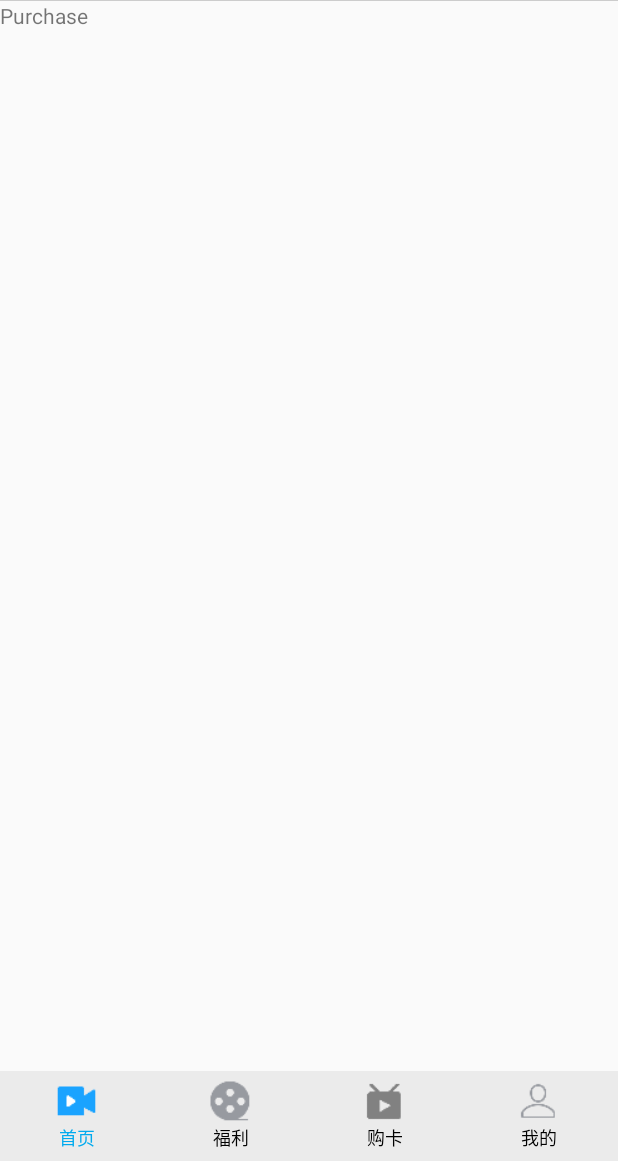
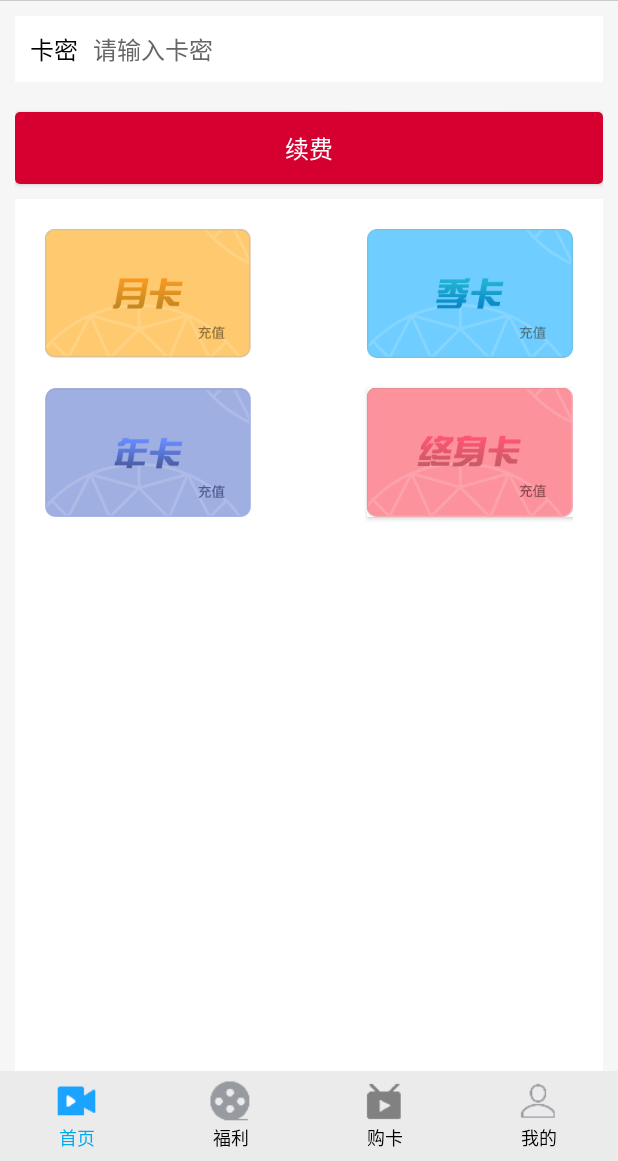
Before and after one commit to Snail17/Pandora, an Android app: the fragment PurchaseFragment placed in its activity, on a phone screen of 412 x 824 dp, the part 75-1236 px from its top. Run offline under Robolectric (Android 15) with nearby library versions, the phone set to English and light mode, and no system bars.

Commit message:
添加购卡界面UI

```diff
--- a/app/src/main/java/com/pandora/core/base/BaseActivity.java
+++ b/app/src/main/java/com/pandora/core/base/BaseActivity.java
@@ -9,6 +9,8 @@ import android.support.annotation.Nullable;
 import android.support.v7.app.AppCompatActivity;
 import android.view.MenuItem;
 import android.widget.Toast;
+
+import com.pandora.R;
 
 /**
  * Created by Administrator on 2018/5/8.
--- /dev/null
+++ b/app/src/main/res/drawable/btn_bg.xml
@@ -0,0 +1,7 @@
+<?xml version="1.0" encoding="utf-8"?>
+<shape xmlns:android="http://schemas.android.com/apk/res/android"
+       android:shape="rectangle">
+    <corners android:radius="5px"/>
+    <solid android:color="@color/loginBgColor"/>
+
+</shape>
--- /dev/null
+++ b/app/src/main/res/drawable/item_card_forever_button_selector.xml
@@ -0,0 +1,5 @@
+<?xml version="1.0" encoding="utf-8"?>
+<selector xmlns:android="http://schemas.android.com/apk/res/android">
+    <item android:drawable="@drawable/card_forever_normal" android:state_pressed="false" />
+    <item android:drawable="@drawable/card_forever_press" android:state_pressed="true" />
+</selector>
--- /dev/null
+++ b/app/src/main/res/drawable/item_card_month_button_selector.xml
@@ -0,0 +1,5 @@
+<?xml version="1.0" encoding="utf-8"?>
+<selector xmlns:android="http://schemas.android.com/apk/res/android">
+    <item android:drawable="@drawable/card_month_normal" android:state_pressed="false" />
+    <item android:drawable="@drawable/card_month_press" android:state_pressed="true" />
+</selector>
--- /dev/null
+++ b/app/src/main/res/drawable/item_card_quarterly_button_selector.xml
@@ -0,0 +1,5 @@
+<?xml version="1.0" encoding="utf-8"?>
+<selector xmlns:android="http://schemas.android.com/apk/res/android">
+    <item android:drawable="@drawable/card_quarterly_normal" android:state_pressed="false" />
+    <item android:drawable="@drawable/card_forever_press" android:state_pressed="true" />
+</selector>
--- /dev/null
+++ b/app/src/main/res/drawable/item_card_year_button_selector.xml
@@ -0,0 +1,5 @@
+<?xml version="1.0" encoding="utf-8"?>
+<selector xmlns:android="http://schemas.android.com/apk/res/android">
+    <item android:drawable="@drawable/card_year_normal" android:state_pressed="false" />
+    <item android:drawable="@drawable/card_year_press" android:state_pressed="true" />
+</selector>
--- a/app/src/main/res/layout/fragment_my.xml
+++ b/app/src/main/res/layout/fragment_my.xml
@@ -70,12 +70,6 @@
         android:drawableRight="@drawable/arrow_right"
         android:text="申请代理" />
 
-    <TextView
-        android:id="@+id/tv_Sideslip"
-        style="@style/FragmentMyItemStyle"
-        android:drawableLeft="@drawable/mine_icon_invite_friend"
-        android:drawableRight="@drawable/arrow_right"
-        android:text="侧滑试试" />
 
     <TextView
         android:id="@+id/tv_our"
--- a/app/src/main/res/layout/fragment_purchase.xml
+++ b/app/src/main/res/layout/fragment_purchase.xml
@@ -1,13 +1,91 @@
-<FrameLayout xmlns:android="http://schemas.android.com/apk/res/android"
+<LinearLayout xmlns:android="http://schemas.android.com/apk/res/android"
     xmlns:tools="http://schemas.android.com/tools"
     android:layout_width="match_parent"
     android:layout_height="match_parent"
+    android:background="@color/white_f6"
+    android:orientation="vertical"
+    android:paddingLeft="@dimen/default_dimen_10"
+    android:paddingRight="@dimen/default_dimen_10"
     tools:context="com.pandora.modular.main.fragment.PurchaseFragment">
 
-    <!-- TODO: Update blank fragment layout -->
-    <TextView
+    <RelativeLayout
+        android:layout_width="match_parent"
+        android:layout_height="wrap_content"
+        android:layout_marginTop="@dimen/default_dimen_10"
+        android:background="@color/white_ff"
+        android:padding="@dimen/default_dimen_10">
+
+        <TextView
+            android:id="@+id/tv_input_card_secret"
+            android:layout_width="wrap_content"
+            android:layout_height="wrap_content"
+            android:layout_centerVertical="true"
+            android:paddingRight="@dimen/default_dimen_10"
+            android:text="卡密"
+            android:textColor="@color/black"
+            android:textSize="@dimen/default_sp_16" />
+
+        <EditText
+            android:id="@+id/et_input_card_secret"
+            android:layout_width="match_parent"
+            android:layout_height="wrap_content"
+            android:layout_toRightOf="@id/tv_input_card_secret"
+            android:background="@null"
+            android:hint="请输入卡密"
+            android:textColor="@color/black"
+            android:textColorHint="@color/gray_66"
+            android:textSize="@dimen/default_sp_16" />
+
+
+    </RelativeLayout>
+
+    <Button
+        android:layout_width="match_parent"
+        android:layout_height="wrap_content"
+        android:layout_marginTop="@dimen/default_dimen_20"
+        android:background="@drawable/btn_bg"
+        android:text="续费"
+        android:textColor="@color/white_ff"
+        android:textSize="@dimen/default_sp_16" />
+
+    <RelativeLayout
         android:layout_width="match_parent"
         android:layout_height="match_parent"
-        android:text="Purchase" />
+        android:layout_marginTop="@dimen/default_dimen_10"
+        android:background="@color/white_ff"
+        android:padding="@dimen/default_dimen_20">
 
-</FrameLayout>
+        <Button
+            android:id="@+id/btn_card_month"
+            android:layout_width="wrap_content"
+            android:layout_height="wrap_content"
+            android:background="@drawable/item_card_month_button_selector" />
+
+        <Button
+            android:id="@+id/btn_card_quarterly"
+            android:layout_width="wrap_content"
+            android:layout_height="wrap_content"
+            android:layout_alignParentRight="true"
+            android:background="@drawable/item_card_quarterly_button_selector" />
+
+        <Button
+            android:id="@+id/btn_card_year"
+            android:layout_width="wrap_content"
+            android:layout_height="wrap_content"
+            android:layout_below="@id/btn_card_month"
+            android:layout_marginTop="@dimen/default_dimen_20"
+            android:background="@drawable/item_card_year_button_selector" />
+
+        <Button
+            android:id="@+id/btn_card_forever"
+            android:layout_width="wrap_content"
+            android:layout_height="wrap_content"
+            android:layout_alignParentRight="true"
+            android:layout_below="@id/btn_card_quarterly"
+            android:layout_marginTop="@dimen/default_dimen_20"
+            android:background="@drawable/item_card_forever_button_selector" />
+
+    </RelativeLayout>
+
+
+</LinearLayout>
--- a/app/src/main/res/values/styles.xml
+++ b/app/src/main/res/values/styles.xml
@@ -3,8 +3,8 @@
     <!-- Base application theme. -->
     <style name="AppTheme" parent="Theme.AppCompat.Light.NoActionBar">
         <!-- Customize your theme here. -->
-        <!--here<item name="colorPrimary">@color/colorPrimary</item>-->
-        <!--<item name="colorPrimaryDark">@color/colorPrimaryDark</item>-->
+        <!--<item name="colorPrimary">@color/colorPrimary</item>-->
+        <item name="colorPrimaryDark">@color/blue_00</item>
         <!--<item name="colorAccent">@color/colorAccent</item>-->
     </style>
 
```
Also changed, not shown: app/src/main/res/drawable-xhdpi/card_forever_normal.jpg (added), app/src/main/res/drawable-xhdpi/card_forever_press.png (added), app/src/main/res/drawable-xhdpi/card_month_normal.png (added), app/src/main/res/drawable-xhdpi/card_month_press.png (added), app/src/main/res/drawable-xhdpi/card_quarterly_normal.png (added), app/src/main/res/drawable-xhdpi/card_quarterly_press.png (added), app/src/main/res/drawable-xhdpi/card_year_normal.png (added), app/src/main/res/drawable-xhdpi/card_year_press.png (added), 1 other file.
